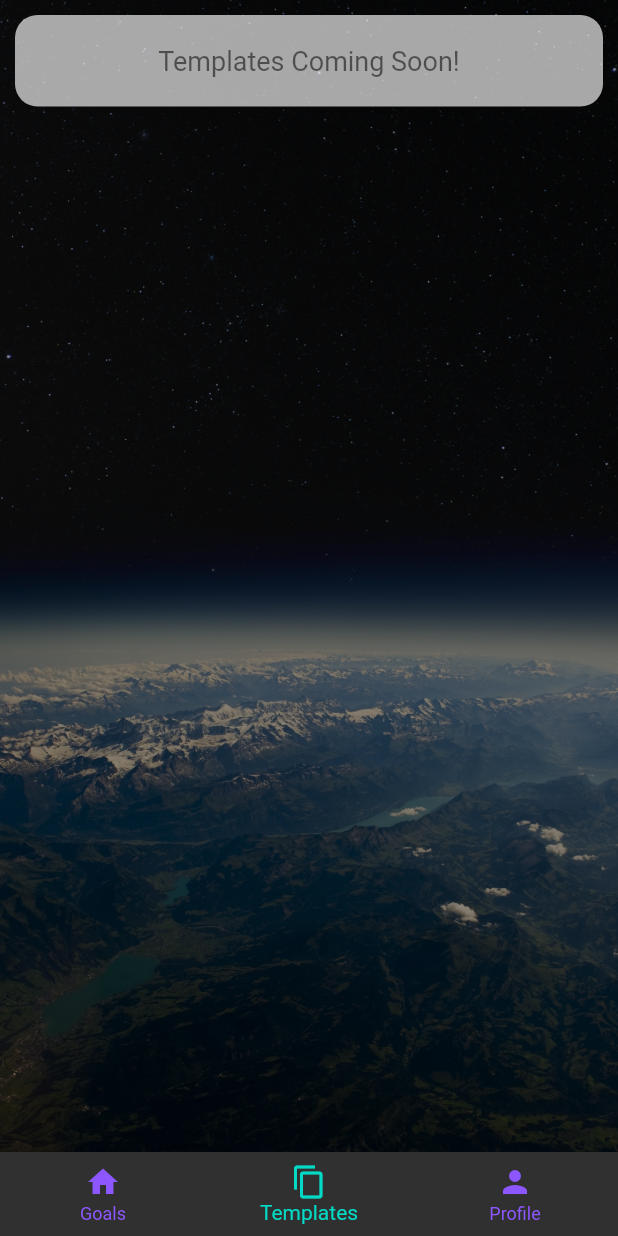
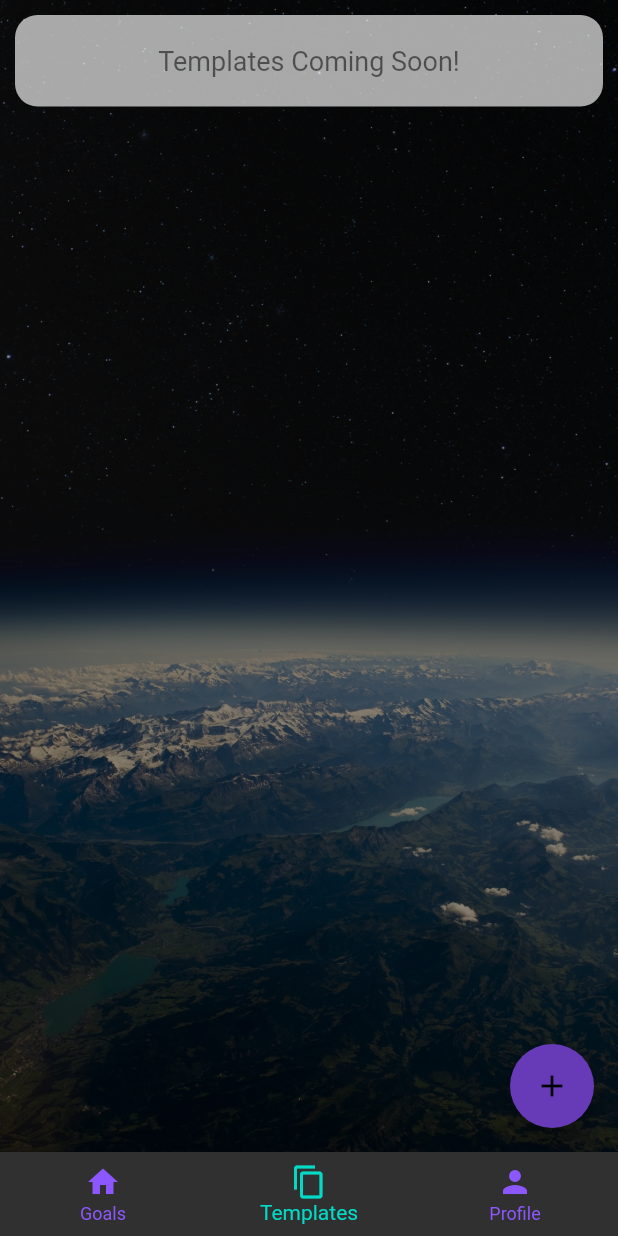
Before and after one commit to DevEngage/engage_library, a Flutter app: the MyHomePage screen opened by its route, item 2 of the bottom bar chosen, on a phone screen of 412 x 824 dp. Run offline on Flutter 3.47's test engine with Material 2 defaults, Android fonts, the phone set to English and light mode, and no system bars; our stand-ins replace auto_size_text, cloud_firestore, datetime_picker_formfield, firebase_analytics, firebase_auth, firebase_core and 3 more; missing offline and left inert: app_tracking_transparency; accounts and stored records are empty; Roboto replaces fonts that are missing (ProductSans).

Commit message:
working on the template system

```diff
--- a/lib/constants/app_routes.dart
+++ b/lib/constants/app_routes.dart
@@ -4,6 +4,7 @@ import 'package:earn_it/screens/goal_edit_screens.dart';
 import 'package:earn_it/screens/goal_screen.dart';
 import 'package:earn_it/screens/login_screen.dart';
 import 'package:earn_it/screens/task_edit_screens.dart';
+import 'package:earn_it/screens/template_edit_screens.dart';
 import 'package:get/get.dart';
 
 class AppRoutes {
@@ -23,6 +24,7 @@ class AppRoutes {
     GetPage(name: '/viewGoal', page: () => GoalScreen()),
     GetPage(name: '/editGoal', page: () => GoalEdit()),
     GetPage(name: '/editTask', page: () => TaskEdit()),
+    GetPage(name: '/editTemplate', page: () => TemplateEdit()),
     GetPage(name: '/login', page: () => LoginScreen()),
   ];
 }
--- a/lib/controllers/template_controller.dart
+++ b/lib/controllers/template_controller.dart
@@ -11,6 +11,7 @@ class TemplateController extends GetxController {
   // String lastQuery;
   int goalsCompleted = 0;
   int tasksCompleted = 0;
+  TemplateModel? templateEdit;
   final ref = FirebaseFirestore.instance
       .collection('templates')
       .withConverter<TemplateModel>(
--- a/lib/controllers/user_controller.dart
+++ b/lib/controllers/user_controller.dart
@@ -108,6 +108,12 @@ class UserController extends GetxController {
     return null;
   }
 
+  isAdmin() {
+    return FirebaseAuth.instance.currentUser?.email
+            ?.contains("bunnystrike.com") ==
+        true;
+  }
+
   // Future<ParseResponse> anonLogin() async {}
 
   // Future<ParseResponse> requestPasswordReset(email) async {}
--- a/lib/main.dart
+++ b/lib/main.dart
@@ -79,16 +79,15 @@ class _MyHomePageState extends State<MyHomePage> {
         onTap: onTabTapped, // new
         currentIndex: _currentIndex, // new
         items: [
-          new BottomNavigationBarItem(
+          BottomNavigationBarItem(
             icon: Icon(Icons.home),
-            title: Text('Goals'),
+            label: 'Goals',
           ),
-          new BottomNavigationBarItem(
+          BottomNavigationBarItem(
             icon: Icon(Icons.content_copy),
-            title: Text('Templates'),
+            label: 'Templates',
           ),
-          new BottomNavigationBarItem(
-              icon: Icon(Icons.person), title: Text('Profile'))
+          BottomNavigationBarItem(icon: Icon(Icons.person), label: 'Profile')
         ],
       ),
     );
--- a/lib/screens/goal_screen.dart
+++ b/lib/screens/goal_screen.dart
@@ -264,7 +264,7 @@ class GoalScreen extends StatelessWidget {
                   ),
                   onTap: () async {
                     confirmWidget(context,
-                        title: 'Delete GoalModel',
+                        title: 'Delete Goal',
                         message: 'Warning you are about to delete this goal',
                         onAgreed: () async {
                       await goal.remove();
--- a/lib/screens/world_screen.dart
+++ b/lib/screens/world_screen.dart
@@ -1,5 +1,8 @@
+import 'package:earn_it/controllers/template_controller.dart';
+import 'package:earn_it/models/template_model.dart';
 import 'package:flutter/cupertino.dart';
 import 'package:flutter/material.dart';
+import 'package:get/get.dart';
 
 class WorldScreen extends StatelessWidget {
   @override
@@ -7,8 +10,22 @@ class WorldScreen extends StatelessWidget {
     // final results = useState<List>([]);
     // final currentDate = useState<DateTime>();
     // final goalCategory = useState<String>();
-
-    return Container(
+    final TemplateController templateController = Get.put(TemplateController());
+    return Scaffold(
+      // floatingActionButtonLocation: FloatingActionButtonLocation.centerTop,
+      floatingActionButton: FloatingActionButton(
+          backgroundColor: Colors.deepPurple,
+          child: Icon(Icons.add),
+          onPressed: () async {
+            templateController.templateEdit = TemplateModel();
+            await Navigator.pushNamed(
+              context,
+              '/editTemplate',
+              arguments: <String, dynamic>{'id': null},
+            ); // _addEditGoal(context, currentDate, goalCategory),
+            // Provider.of<Goals>(context, listen: false).getList();
+          }),
+      body: Container(
         decoration: BoxDecoration(
             color: Colors.deepPurple.withOpacity(0.5),
             image: DecorationImage(
@@ -44,6 +61,7 @@ class WorldScreen extends StatelessWidget {
             // GoalItem(),
           ],
         ),
+      ),
     );
   }
 }
```
Also changed, not shown: lib/screens/template_edit_screens.dart (added, +225 -0 lines). Lines whose indentation alone changed are shown as unchanged.
